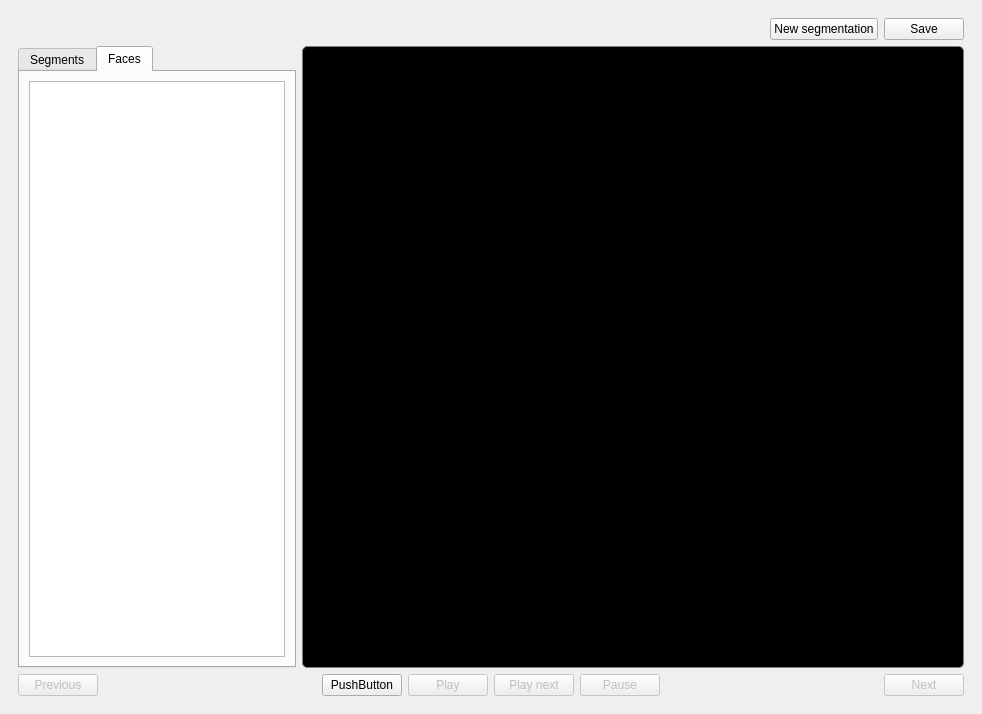
Above: segmenter/gui.ui from animeshsahay/icl_video_segmentation before the change. Below: the same form after it.
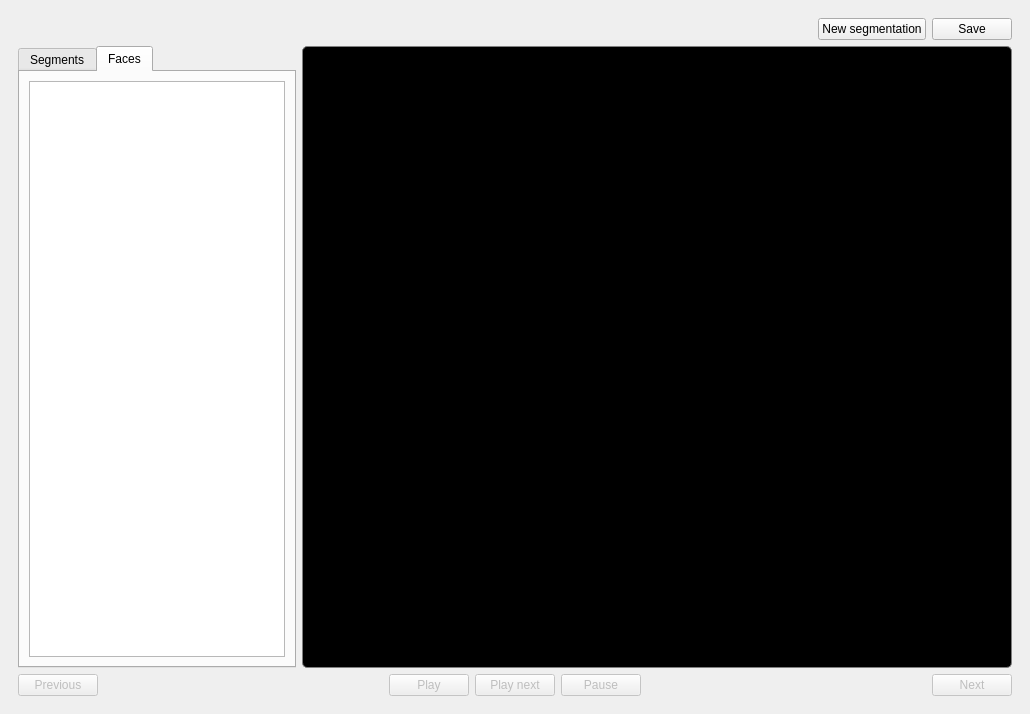
That is the form after the change. Custom widgets are drawn as their Qt base class.

Commit message: Faces tab is now filled in and works

```diff
--- a/segmenter/gui.ui
+++ b/segmenter/gui.ui
@@ -6,7 +6,7 @@
    <rect>
     <x>0</x>
     <y>0</y>
-    <width>982</width>
+    <width>1030</width>
     <height>714</height>
    </rect>
   </property>
@@ -795,13 +795,6 @@
               </property>
              </spacer>
             </item>
-            <item>
-             <widget class="QPushButton" name="populateButton">
-              <property name="text">
-               <string>PushButton</string>
-              </property>
-             </widget>
-            </item>
             <item>
              <widget class="QPushButton" name="playButton">
               <property name="enabled">
```
Left out of the diff: 8 changed lines with no effect on the pictures. The commit also changes 5 other files.
